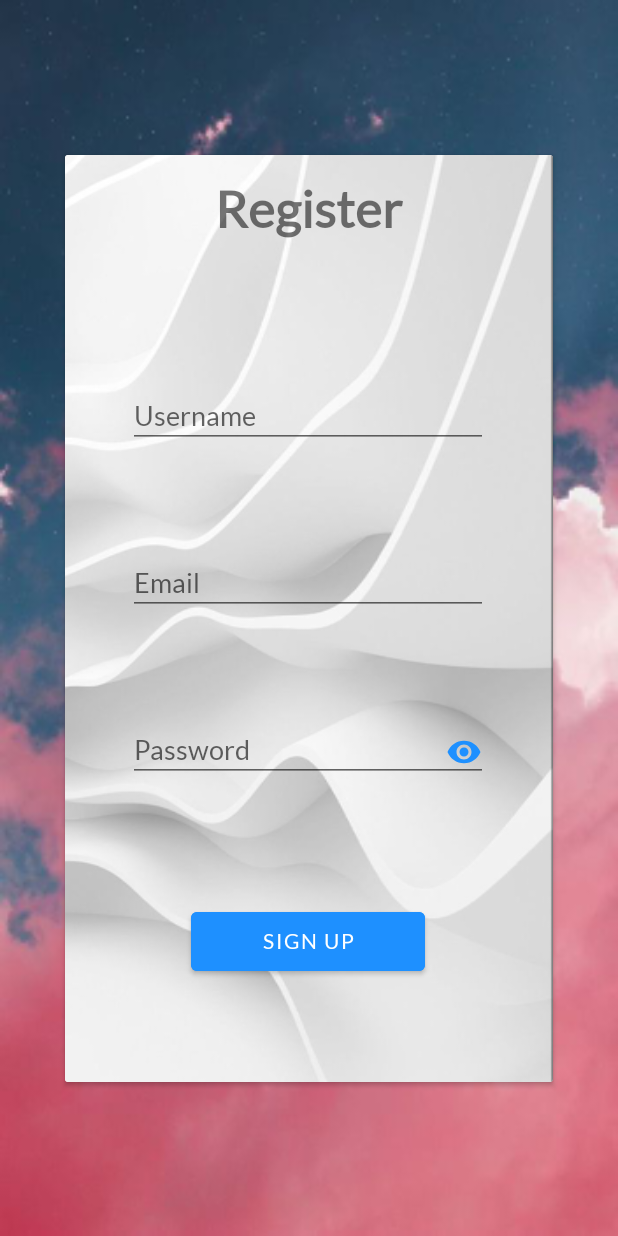
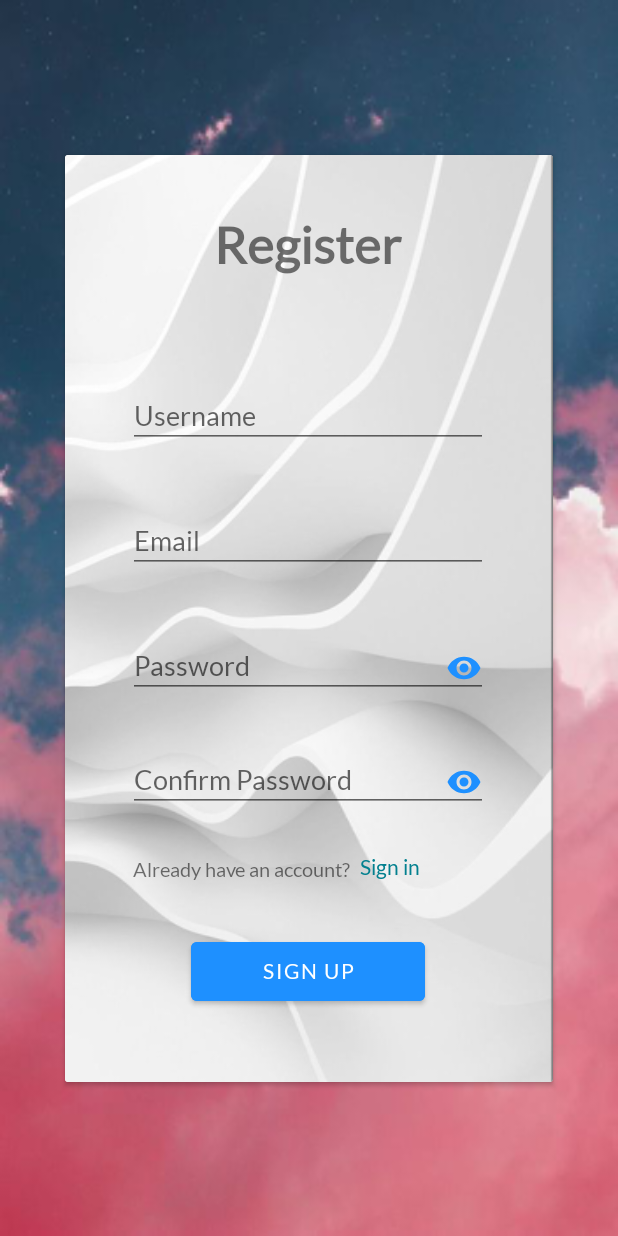
Before and after one commit to nowkei/Project_PRM, an Android app: the fragment SignUpFragment placed in its activity, on a phone screen of 412 x 824 dp. Run offline under Robolectric (Android 15) with nearby library versions, the phone set to English and light mode, and no system bars.

Commit message:
man khon 3 - 0 man dan

```diff
--- a/app/src/main/java/com/example/project_prm/fragment/login/LoginFragment.java
+++ b/app/src/main/java/com/example/project_prm/fragment/login/LoginFragment.java
@@ -66,7 +66,7 @@ public class LoginFragment extends Fragment {
         tvSignUp.setOnClickListener(new View.OnClickListener() {
             @Override
             public void onClick(View v) {
-                addFragment(SignUpFragment.newInstance("","", ""), "SignUpFragment");
+                addFragment(SignUpFragment.newInstance("","", "", ""), "SignUpFragment");
             }
         });
 
--- a/app/src/main/java/com/example/project_prm/fragment/signup/SignUpController.java
+++ b/app/src/main/java/com/example/project_prm/fragment/signup/SignUpController.java
@@ -18,7 +18,7 @@ public class SignUpController {
         this.signUpCallBack = signUpCallBack;
     }
 
-    public void signUp(String username, String email, String password){
+    public void signUp(String username, String email, String password, String cfpassword){
         signUpCallBack.onLoading(true);
         ExecutorService exc = Executors.newSingleThreadExecutor();
 
--- a/app/src/main/java/com/example/project_prm/fragment/welcome/WelcomeFragment.java
+++ b/app/src/main/java/com/example/project_prm/fragment/welcome/WelcomeFragment.java
@@ -41,7 +41,7 @@ public class WelcomeFragment extends Fragment {
         Sign_Up.setOnClickListener(new View.OnClickListener() {
             @Override
             public void onClick(View v) {
-                replaceFragment(SignUpFragment.newInstance("" , "", ""), "SignUpFragment");
+                replaceFragment(SignUpFragment.newInstance("" , "", "", ""), "SignUpFragment");
             }
         });
     }
--- a/app/src/main/res/layout/fragment_sign_up.xml
+++ b/app/src/main/res/layout/fragment_sign_up.xml
@@ -23,6 +23,21 @@
             android:background="@mipmap/backgroundcardview">
 
             <EditText
+                android:id="@+id/edtCfPassword"
+                android:layout_width="240dp"
+                android:layout_height="39dp"
+                android:layout_marginTop="120dp"
+                android:drawableRight="@drawable/baseline_visibility_24"
+                android:ems="10"
+                android:hint="Confirm Password"
+                android:inputType="textPassword"
+                android:longClickable="false"
+                app:layout_constraintEnd_toEndOf="parent"
+                app:layout_constraintHorizontal_bias="0.494"
+                app:layout_constraintStart_toStartOf="parent"
+                app:layout_constraintTop_toBottomOf="@+id/edtEmail" />
+
+            <EditText
                 android:id="@+id/edtUsername"
                 android:layout_width="240dp"
                 android:layout_height="39dp"
@@ -39,7 +54,7 @@
                 android:id="@+id/edtEmail"
                 android:layout_width="240dp"
                 android:layout_height="39dp"
-                android:layout_marginTop="72dp"
+                android:layout_marginTop="44dp"
                 android:ems="10"
                 android:hint="Email"
                 android:inputType="text"
@@ -52,7 +67,7 @@
                 android:id="@+id/btnSignUp"
                 android:layout_width="156dp"
                 android:layout_height="51dp"
-                android:layout_marginBottom="68dp"
+                android:layout_marginBottom="48dp"
                 android:backgroundTint="@color/l_blue"
                 android:text="Sign Up"
                 app:layout_constraintBottom_toBottomOf="parent"
@@ -64,7 +79,7 @@
                 android:id="@+id/edtPassword"
                 android:layout_width="240dp"
                 android:layout_height="39dp"
-                android:layout_marginTop="72dp"
+                android:layout_marginTop="44dp"
                 android:drawableRight="@drawable/baseline_visibility_24"
                 android:ems="10"
                 android:hint="Password"
@@ -79,13 +94,38 @@
                 android:id="@+id/tvRegister"
                 android:layout_width="wrap_content"
                 android:layout_height="wrap_content"
-                android:layout_marginBottom="100dp"
+                android:layout_marginBottom="76dp"
                 android:text="Register"
                 android:textSize="34sp"
                 android:textStyle="bold"
                 app:layout_constraintBottom_toTopOf="@+id/edtUsername"
                 app:layout_constraintEnd_toEndOf="parent"
+                app:layout_constraintHorizontal_bias="0.497"
                 app:layout_constraintStart_toStartOf="parent" />
+
+            <TextView
+                android:id="@+id/textView"
+                android:layout_width="wrap_content"
+                android:layout_height="wrap_content"
+                android:layout_marginTop="30dp"
+                android:text=" Already have an account?"
+                android:textSize="13sp"
+                app:layout_constraintEnd_toEndOf="parent"
+                app:layout_constraintHorizontal_bias="0.24"
+                app:layout_constraintStart_toStartOf="parent"
+                app:layout_constraintTop_toBottomOf="@+id/edtCfPassword" />
+
+            <TextView
+                android:id="@+id/tvLogin"
+                android:layout_width="wrap_content"
+                android:layout_height="wrap_content"
+                android:layout_marginTop="28dp"
+                android:text="Sign in"
+                android:textColor="#03808F"
+                app:layout_constraintEnd_toEndOf="parent"
+                app:layout_constraintHorizontal_bias="0.065"
+                app:layout_constraintStart_toEndOf="@+id/textView"
+                app:layout_constraintTop_toBottomOf="@+id/edtCfPassword" />
 
         </androidx.constraintlayout.widget.ConstraintLayout>
     </androidx.cardview.widget.CardView>
--- a/app/src/main/res/values/strings.xml
+++ b/app/src/main/res/values/strings.xml
@@ -13,6 +13,13 @@
 
 <!--    Sign Up region-->
     <string name="button_signup_text">Sign Up</string>
+    <string name="match_password">Passwords must match</string>
+    <string name="empty_username">Enter your Username</string>
+    <string name="empty_email">Enter your Email</string>
+    <string name="empty_password">Enter your Password</string>
+    <string name="validate_password">Password must be greater 6 character</string>
+    <string name="empty_confirmPassword">Enter your Confirm Password</string>
+    <string name="validate_email">Wrong or Invalid email address.</string>
 
     <!-- SharedPreferences region -->
     <string name="preference_file_key">preference_file_key</string>
```
Also changed, not shown: app/src/main/java/com/example/project_prm/fragment/signup/SignUpFragment.java (+81 -21 lines).
